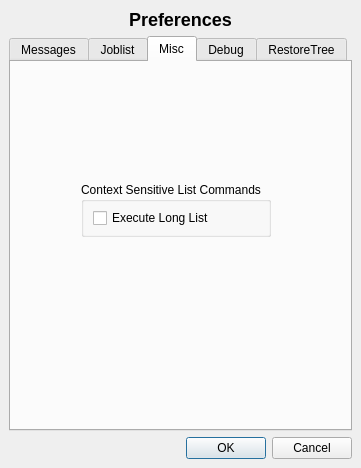
Old version of the form bacula/src/qt-console/prefs.ui in the repository rkorzeniewski/bacula.
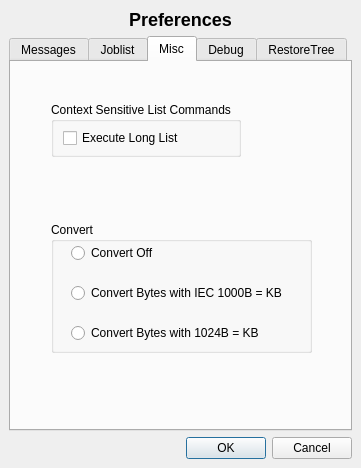
New version of the form. The open tabs and pages were chosen to show the change. Icons and pictures are not drawn.

Commit message: Modifications to get human readable information into fields in the medialist and joblist interfaces.

The edit to the form file:
```diff
--- a/bacula/src/qt-console/prefs.ui
+++ b/bacula/src/qt-console/prefs.ui
@@ -185,8 +185,8 @@
       <widget class="QGroupBox" name="groupBox_4" >
        <property name="geometry" >
         <rect>
-         <x>70</x>
-         <y>120</y>
+         <x>40</x>
+         <y>40</y>
          <width>190</width>
          <height>55</height>
         </rect>
@@ -210,6 +210,58 @@
         </item>
        </layout>
       </widget>
+      <widget class="QGroupBox" name="groupBox_6" >
+       <property name="geometry" >
+        <rect>
+         <x>40</x>
+         <y>160</y>
+         <width>261</width>
+         <height>131</height>
+        </rect>
+       </property>
+       <property name="title" >
+        <string>Convert</string>
+       </property>
+       <widget class="QRadioButton" name="radioConvertOff" >
+        <property name="geometry" >
+         <rect>
+          <x>20</x>
+          <y>20</y>
+          <width>231</width>
+          <height>22</height>
+         </rect>
+        </property>
+        <property name="text" >
+         <string>Convert Off</string>
+        </property>
+       </widget>
+       <widget class="QRadioButton" name="radioConvertIEC" >
+        <property name="geometry" >
+         <rect>
+          <x>20</x>
+          <y>60</y>
+          <width>231</width>
+          <height>22</height>
+         </rect>
+        </property>
+        <property name="text" >
+         <string>Convert Bytes with IEC 1000B = KB</string>
+        </property>
+       </widget>
+       <widget class="QRadioButton" name="radioConvertStandard" >
+        <property name="geometry" >
+         <rect>
+          <x>20</x>
+          <y>100</y>
+          <width>231</width>
+          <height>22</height>
+         </rect>
+        </property>
+        <property name="text" >
+         <string>Convert Bytes with 1024B = KB</string>
+        </property>
+       </widget>
+      </widget>
      </widget>
      <widget class="QWidget" name="tab_3" >
       <attribute name="title" >
```
Left out of the diff: 2 changed lines with no effect on the pictures. The commit also changes 4 other files.
